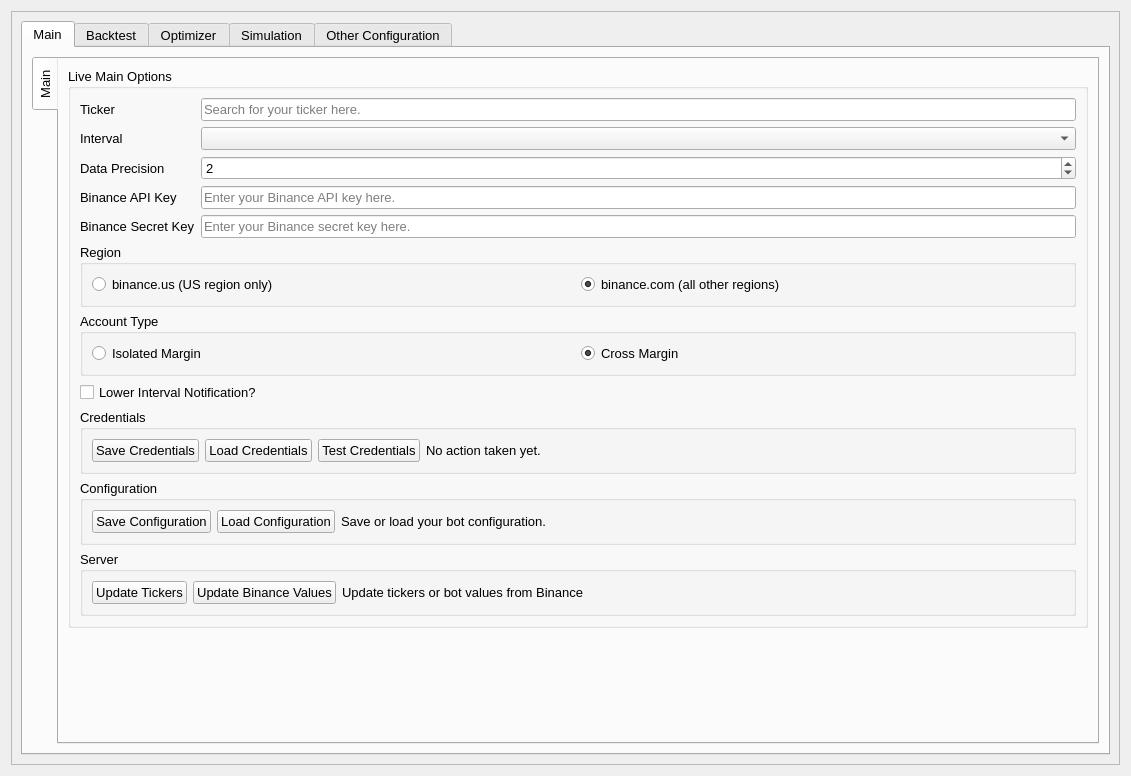
The window that UI/configuration.ui (ZENALC/algobot) describes before a commit, drawn with Qt 5.
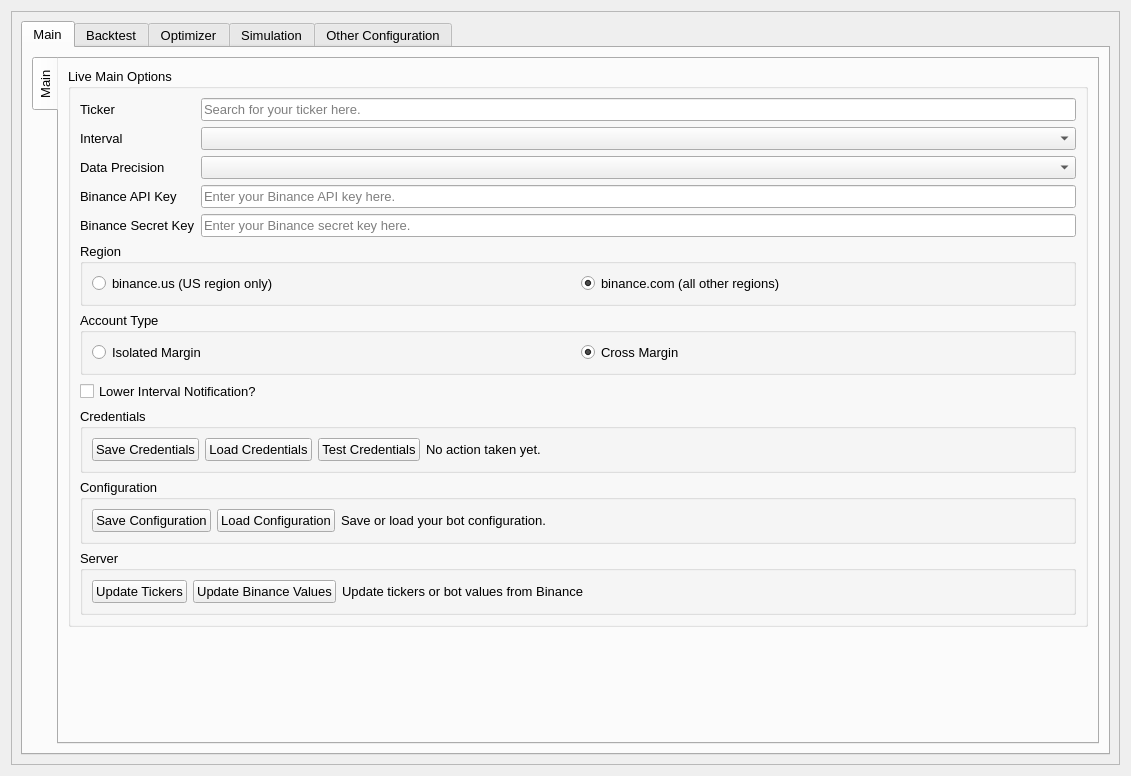
The same window after the commit.

Commit message: add support for auto precision

Patch:
```diff
--- a/UI/configuration.ui
+++ b/UI/configuration.ui
@@ -107,7 +107,7 @@
                   <string>Live Main Options</string>
                  </property>
                  <layout class="QGridLayout" name="gridLayout_13">
-                  <item row="5" column="0" colspan="3">
+                  <item row="5" column="0" colspan="4">
                    <widget class="QGroupBox" name="regionGroupBox">
                     <property name="title">
                      <string>Region</string>
@@ -139,7 +139,130 @@
                     </layout>
                    </widget>
                   </item>
-                  <item row="11" column="0" colspan="3">
+                  <item row="9" column="0" colspan="4">
+                   <widget class="QGroupBox" name="credentialsGroupBox">
+                    <property name="title">
+                     <string>Credentials</string>
+                    </property>
+                    <layout class="QHBoxLayout" name="horizontalLayout">
+                     <item>
+                      <widget class="QPushButton" name="saveCredentialsButton">
+                       <property name="sizePolicy">
+                        <sizepolicy hsizetype="Minimum" vsizetype="Fixed">
+                         <horstretch>0</horstretch>
+                         <verstretch>0</verstretch>
+                        </sizepolicy>
+                       </property>
+                       <property name="toolTip">
+                        <string>Saves Binance and Telegram credentials. By default, they will save to default.json.</string>
+                       </property>
+                       <property name="text">
+                        <string>Save Credentials</string>
+                       </property>
+                       <property name="autoDefault">
+                        <bool>false</bool>
+                       </property>
+                      </widget>
+                     </item>
+                     <item>
+                      <widget class="QPushButton" name="loadCredentialsButton">
+                       <property name="toolTip">
+                        <string>Load Binance and Telegram credentials. Program will try to load credentials automatically from default.json.</string>
+                       </property>
+                       <property name="text">
+                        <string>Load Credentials</string>
+                       </property>
+                       <property name="autoDefault">
+                        <bool>false</bool>
+                       </property>
+                      </widget>
+                     </item>
+                     <item>
+                      <widget class="QPushButton" name="testCredentialsButton">
+                       <property name="toolTip">
+                        <string>Test Binance API credentials.</string>
+                       </property>
+                       <property name="text">
+                        <string>Test Credentials</string>
+                       </property>
+                       <property name="autoDefault">
+                        <bool>false</bool>
+                       </property>
+                      </widget>
+                     </item>
+                     <item>
+                      <widget class="QLabel" name="credentialResult">
+                       <property name="text">
+                        <string>No action taken yet.</string>
+                       </property>
+                      </widget>
+                     </item>
+                     <item>
+                      <spacer name="horizontalSpacer_3">
+                       <property name="orientation">
+                        <enum>Qt::Horizontal</enum>
+                       </property>
+                       <property name="sizeHint" stdset="0">
+                        <size>
+                         <width>40</width>
+                         <height>20</height>
+                        </size>
+                       </property>
+                      </spacer>
+                     </item>
+                    </layout>
+                   </widget>
+                  </item>
+                  <item row="10" column="0" colspan="4">
+                   <widget class="QGroupBox" name="configurationGroupBox">
+                    <property name="title">
+                     <string>Configuration</string>
+                    </property>
+                    <layout class="QHBoxLayout" name="horizontalLayout_5">
+                     <item>
+                      <widget class="QPushButton" name="saveConfigurationButton">
+                       <property name="text">
+                        <string>Save Configuration</string>
+                       </property>
+                       <property name="autoDefault">
+                        <bool>false</bool>
+                       </property>
+                      </widget>
+                     </item>
+                     <item>
+                      <widget class="QPushButton" name="loadConfigurationButton">
+                       <property name="text">
+                        <string>Load Configuration</string>
+                       </property>
+                       <property name="autoDefault">
+                        <bool>false</bool>
+                       </property>
+                      </widget>
+                     </item>
+                     <item>
+                      <widget class="QLabel" name="configurationResult">
+                       <property name="text">
+                        <string>Save or load your bot configuration.</string>
+                       </property>
+                      </widget>
+                     </item>
+                     <item>
+                      <spacer name="horizontalSpacer_5">
+                       <property name="orientation">
+                        <enum>Qt::Horizontal</enum>
+                       </property>
+                       <property name="sizeHint" stdset="0">
+                        <size>
+                         <width>40</width>
+                         <height>20</height>
+                        </size>
+                       </property>
+                      </spacer>
+                     </item>
+                    </layout>
+                   </widget>
+                  </item>
+                  <item row="11" column="0" colspan="4">
                    <widget class="QGroupBox" name="serverGroupBox">
                     <property name="title">
                      <string>Server</string>
@@ -194,7 +317,7 @@
                     </layout>
                    </widget>
                   </item>
-                  <item row="6" column="0" colspan="3">
+                  <item row="6" column="0" colspan="4">
                    <widget class="QGroupBox" name="accountTypeGroupBox">
                     <property name="title">
                      <string>Account Type</string>
@@ -226,194 +349,10 @@
                     </layout>
                    </widget>
                   </item>
-                  <item row="10" column="0" colspan="3">
-                   <widget class="QGroupBox" name="configurationGroupBox">
-                    <property name="title">
-                     <string>Configuration</string>
-                    </property>
-                    <layout class="QHBoxLayout" name="horizontalLayout_5">
-                     <item>
-                      <widget class="QPushButton" name="saveConfigurationButton">
-                       <property name="text">
-                        <string>Save Configuration</string>
-                       </property>
-                       <property name="autoDefault">
-                        <bool>false</bool>
-                       </property>
-                      </widget>
-                     </item>
-                     <item>
-                      <widget class="QPushButton" name="loadConfigurationButton">
-                       <property name="text">
-                        <string>Load Configuration</string>
-                       </property>
-                       <property name="autoDefault">
-                        <bool>false</bool>
-                       </property>
-                      </widget>
-                     </item>
-                     <item>
-                      <widget class="QLabel" name="configurationResult">
-                       <property name="text">
-                        <string>Save or load your bot configuration.</string>
-                       </property>
-                      </widget>
-                     </item>
-                     <item>
-                      <spacer name="horizontalSpacer_5">
-                       <property name="orientation">
-                        <enum>Qt::Horizontal</enum>
-                       </property>
-                       <property name="sizeHint" stdset="0">
-                        <size>
-                         <width>40</width>
-                         <height>20</height>
-                        </size>
-                       </property>
-                      </spacer>
-                     </item>
-                    </layout>
-                   </widget>
-                  </item>
-                  <item row="9" column="0" colspan="3">
-                   <widget class="QGroupBox" name="credentialsGroupBox">
-                    <property name="title">
-                     <string>Credentials</string>
-                    </property>
-                    <layout class="QHBoxLayout" name="horizontalLayout">
-                     <item>
-                      <widget class="QPushButton" name="saveCredentialsButton">
-                       <property name="sizePolicy">
-                        <sizepolicy hsizetype="Minimum" vsizetype="Fixed">
-                         <horstretch>0</horstretch>
-                         <verstretch>0</verstretch>
-                        </sizepolicy>
-                       </property>
-                       <property name="toolTip">
-                        <string>Saves Binance and Telegram credentials. By default, they will save to default.json.</string>
-                       </property>
-                       <property name="text">
-                        <string>Save Credentials</string>
-                       </property>
-                       <property name="autoDefault">
-                        <bool>false</bool>
-                       </property>
-                      </widget>
-                     </item>
-                     <item>
-                      <widget class="QPushButton" name="loadCredentialsButton">
-                       <property name="toolTip">
-                        <string>Load Binance and Telegram credentials. Program will try to load credentials automatically from default.json.</string>
-                       </property>
-                       <property name="text">
-                        <string>Load Credentials</string>
-                       </property>
-                       <property name="autoDefault">
-                        <bool>false</bool>
-                       </property>
-                      </widget>
-                     </item>
-                     <item>
-                      <widget class="QPushButton" name="testCredentialsButton">
-                       <property name="toolTip">
-                        <string>Test Binance API credentials.</string>
-                       </property>
-                       <property name="text">
-                        <string>Test Credentials</string>
-                       </property>
-                       <property name="autoDefault">
-                        <bool>false</bool>
-                       </property>
-                      </widget>
-                     </item>
-                     <item>
-                      <widget class="QLabel" name="credentialResult">
-                       <property name="text">
-                        <string>No action taken yet.</string>
-                       </property>
-                      </widget>
-                     </item>
-                     <item>
-                      <spacer name="horizontalSpacer_3">
-                       <property name="orientation">
-                        <enum>Qt::Horizontal</enum>
-                       </property>
-                       <property name="sizeHint" stdset="0">
-                        <size>
-                         <width>40</width>
-                         <height>20</height>
-                        </size>
-                       </property>
-                      </spacer>
-                     </item>
-                    </layout>
-                   </widget>
-                  </item>
-                  <item row="0" column="0">
-                   <widget class="QLabel" name="tickerLabel">
-                    <property name="sizePolicy">
-                     <sizepolicy hsizetype="Fixed" vsizetype="Preferred">
-                      <horstretch>0</horstretch>
-                      <verstretch>0</verstretch>
-                     </sizepolicy>
-                    </property>
+                  <item row="2" column="0">
+                   <widget class="QLabel" name="precisionLabel">
                     <property name="text">
-                     <string>Ticker</string>
-                    </property>
-                   </widget>
-                  </item>
-                  <item row="8" column="0" colspan="3">
-                   <widget class="QCheckBox" name="lowerIntervalCheck">
-                    <property name="toolTip">
-                     <string>Select this if you'd like to view the lower interval's moving averages trends.</string>
-                    </property>
-                    <property name="text">
-                     <string>Lower Interval Notification?</string>
-                    </property>
-                    <property name="checked">
-                     <bool>false</bool>
-                    </property>
-                   </widget>
-                  </item>
-                  <item row="1" column="0">
-                   <widget class="QLabel" name="intervalLabel">
-                    <property name="sizePolicy">
-                     <sizepolicy hsizetype="Fixed" vsizetype="Preferred">
-                      <horstretch>0</horstretch>
-                      <verstretch>0</verstretch>
-                     </sizepolicy>
-                    </property>
-                    <property name="text">
-                     <string>Interval</string>
-                    </property>
-                   </widget>
-                  </item>
-                  <item row="3" column="1" colspan="2">
-                   <widget class="QLineEdit" name="binanceApiKey">
-                    <property name="toolTip">
-                     <string>Enter your Binance API key here.</string>
-                    </property>
-                    <property name="echoMode">
-                     <enum>QLineEdit::PasswordEchoOnEdit</enum>
-                    </property>
-                    <property name="placeholderText">
-                     <string>Enter your Binance API key here.</string>
-                    </property>
-                    <property name="clearButtonEnabled">
-                     <bool>false</bool>
-                    </property>
-                   </widget>
-                  </item>
-                  <item row="2" column="1" colspan="2">
-                   <widget class="QSpinBox" name="precisionSpinBox">
-                    <property name="minimum">
-                     <number>1</number>
-                    </property>
-                    <property name="maximum">
-                     <number>20</number>
-                    </property>
-                    <property name="value">
-                     <number>2</number>
+                     <string>Data Precision</string>
                     </property>
                    </widget>
                   </item>
@@ -424,13 +363,6 @@
                     </property>
                    </widget>
                   </item>
-                  <item row="2" column="0">
-                   <widget class="QLabel" name="precisionLabel">
-                    <property name="text">
-                     <string>Data Precision</string>
-                    </property>
-                   </widget>
-                  </item>
                   <item row="4" column="0">
                    <widget class="QLabel" name="binanceSecretKeyLabel">
                     <property name="text">
@@ -438,23 +370,46 @@
                     </property>
                    </widget>
                   </item>
-                  <item row="4" column="1" colspan="2">
-                   <widget class="QLineEdit" name="binanceApiSecret">
+                  <item row="8" column="0" colspan="4">
+                   <widget class="QCheckBox" name="lowerIntervalCheck">
                     <property name="toolTip">
-                     <string>Enter your Binance secret key here.</string>
+                     <string>Select this if you'd like to view the lower interval's moving averages trends.</string>
                     </property>
-                    <property name="echoMode">
-                     <enum>QLineEdit::PasswordEchoOnEdit</enum>
+                    <property name="text">
+                     <string>Lower Interval Notification?</string>
                     </property>
-                    <property name="placeholderText">
-                     <string>Enter your Binance secret key here.</string>
-                    </property>
-                    <property name="clearButtonEnabled">
+                    <property name="checked">
                      <bool>false</bool>
                     </property>
                    </widget>
                   </item>
-                  <item row="1" column="1" colspan="2">
+                  <item row="1" column="0">
+                   <widget class="QLabel" name="intervalLabel">
+                    <property name="sizePolicy">
+                     <sizepolicy hsizetype="Fixed" vsizetype="Preferred">
+                      <horstretch>0</horstretch>
+                      <verstretch>0</verstretch>
+                     </sizepolicy>
+                    </property>
+                    <property name="text">
+                     <string>Interval</string>
+                    </property>
+                   </widget>
+                  </item>
+                  <item row="0" column="0">
+                   <widget class="QLabel" name="tickerLabel">
+                    <property name="sizePolicy">
+                     <sizepolicy hsizetype="Fixed" vsizetype="Preferred">
+                      <horstretch>0</horstretch>
+                      <verstretch>0</verstretch>
+                     </sizepolicy>
+                    </property>
+                    <property name="text">
+                     <string>Ticker</string>
+                    </property>
+                   </widget>
+                  </item>
+                  <item row="1" column="1" colspan="3">
                    <widget class="QComboBox" name="intervalComboBox">
                     <property name="toolTip">
                      <string>Select interval to trade in here.</string>
@@ -464,7 +419,7 @@
                     </property>
                    </widget>
                   </item>
-                  <item row="0" column="1" colspan="2">
+                  <item row="0" column="1" colspan="3">
                    <widget class="QLineEdit" name="tickerLineEdit">
                     <property name="placeholderText">
                      <string>Search for your ticker here.</string>
@@ -474,6 +429,41 @@
                     </property>
                    </widget>
                   </item>
+                  <item row="3" column="1" colspan="3">
+                   <widget class="QLineEdit" name="binanceApiKey">
+                    <property name="toolTip">
+                     <string>Enter your Binance API key here.</string>
+                    </property>
+                    <property name="echoMode">
+                     <enum>QLineEdit::PasswordEchoOnEdit</enum>
+                    </property>
+                    <property name="placeholderText">
+                     <string>Enter your Binance API key here.</string>
+                    </property>
+                    <property name="clearButtonEnabled">
+                     <bool>false</bool>
+                    </property>
+                   </widget>
+                  </item>
+                  <item row="4" column="1" colspan="3">
+                   <widget class="QLineEdit" name="binanceApiSecret">
+                    <property name="toolTip">
+                     <string>Enter your Binance secret key here.</string>
+                    </property>
+                    <property name="echoMode">
+                     <enum>QLineEdit::PasswordEchoOnEdit</enum>
+                    </property>
+                    <property name="placeholderText">
+                     <string>Enter your Binance secret key here.</string>
+                    </property>
+                    <property name="clearButtonEnabled">
+                     <bool>false</bool>
+                    </property>
+                   </widget>
+                  </item>
+                  <item row="2" column="1" colspan="3">
+                   <widget class="QComboBox" name="precisionComboBox"/>
+                  </item>
                  </layout>
                 </widget>
                </item>
@@ -616,19 +606,6 @@
                     </property>
                    </widget>
                   </item>
-                  <item row="5" column="1" colspan="2">
-                   <widget class="QSpinBox" name="backtestPrecisionSpinBox">
-                    <property name="minimum">
-                     <number>1</number>
-                    </property>
-                    <property name="maximum">
-                     <number>20</number>
-                    </property>
-                    <property name="value">
-                     <number>2</number>
-                    </property>
-                   </widget>
-                  </item>
                   <item row="6" column="0">
                    <widget class="QCheckBox" name="backtestOutputTradesCheckBox">
                     <property name="toolTip">
@@ -821,6 +798,9 @@
                     </property>
                    </widget>
                   </item>
+                  <item row="5" column="1" colspan="2">
+                   <widget class="QComboBox" name="backtestPrecisionComboBox"/>
+                  </item>
                  </layout>
                 </widget>
                </item>
@@ -1098,19 +1078,6 @@
                     </property>
                    </widget>
                   </item>
-                  <item row="6" column="1" colspan="2">
-                   <widget class="QSpinBox" name="optimizerPrecisionSpinBox">
-                    <property name="minimum">
-                     <number>1</number>
-                    </property>
-                    <property name="maximum">
-                     <number>20</number>
-                    </property>
-                    <property name="value">
-                     <number>2</number>
-                    </property>
-                   </widget>
-                  </item>
                   <item row="3" column="0">
                    <widget class="QLabel" name="optimizerStrategyIntervalLabel">
                     <property name="text">
@@ -1234,6 +1201,9 @@
                     </property>
                    </widget>
                   </item>
+                  <item row="6" column="1" colspan="2">
+                   <widget class="QComboBox" name="optimizerPrecisionComboBox"/>
+                  </item>
                  </layout>
                 </widget>
                </item>
@@ -1493,19 +1463,6 @@
                     </property>
                    </widget>
                   </item>
-                  <item row="3" column="1" colspan="2">
-                   <widget class="QSpinBox" name="simulationPrecisionSpinBox">
-                    <property name="minimum">
-                     <number>1</number>
-                    </property>
-                    <property name="maximum">
-                     <number>20</number>
-                    </property>
-                    <property name="value">
-                     <number>2</number>
-                    </property>
-                   </widget>
-                  </item>
                   <item row="7" column="0">
                    <widget class="QPushButton" name="simulationLoadConfigurationButton">
                     <property name="sizePolicy">
@@ -1539,6 +1496,9 @@
                     </property>
                    </widget>
                   </item>
+                  <item row="3" column="1" colspan="2">
+                   <widget class="QComboBox" name="simulationPrecisionComboBox"/>
+                  </item>
                  </layout>
                 </widget>
                </item>
```
The commit also changes 9 other files.
